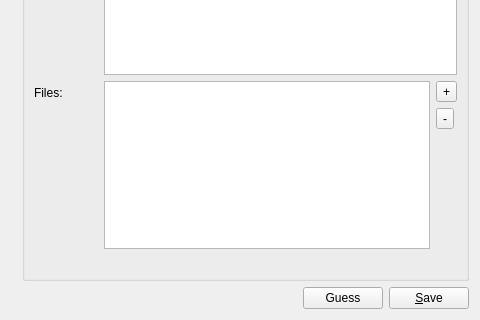
Above: src/book_editor.ui from chrmorais/aranduka before the change; both pictures show x 123 to 603 and y 244 to 564 of the 603 by 564 pixel window. Below: the same form after it.
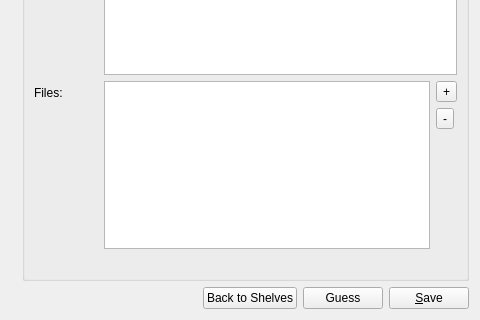
That is the form after the change. Icons and pictures are not drawn.

Commit message: Connected editor and shelves

Diff of the .ui file:
```diff
--- a/src/book_editor.ui
+++ b/src/book_editor.ui
@@ -204,6 +204,13 @@
        </property>
       </spacer>
      </item>
+     <item>
+      <widget class="QPushButton" name="back">
+       <property name="text">
+        <string>Back to Shelves</string>
+       </property>
+      </widget>
+     </item>
      <item>
       <widget class="QPushButton" name="guess">
        <property name="text">
```
The commit also changes 3 other files.
